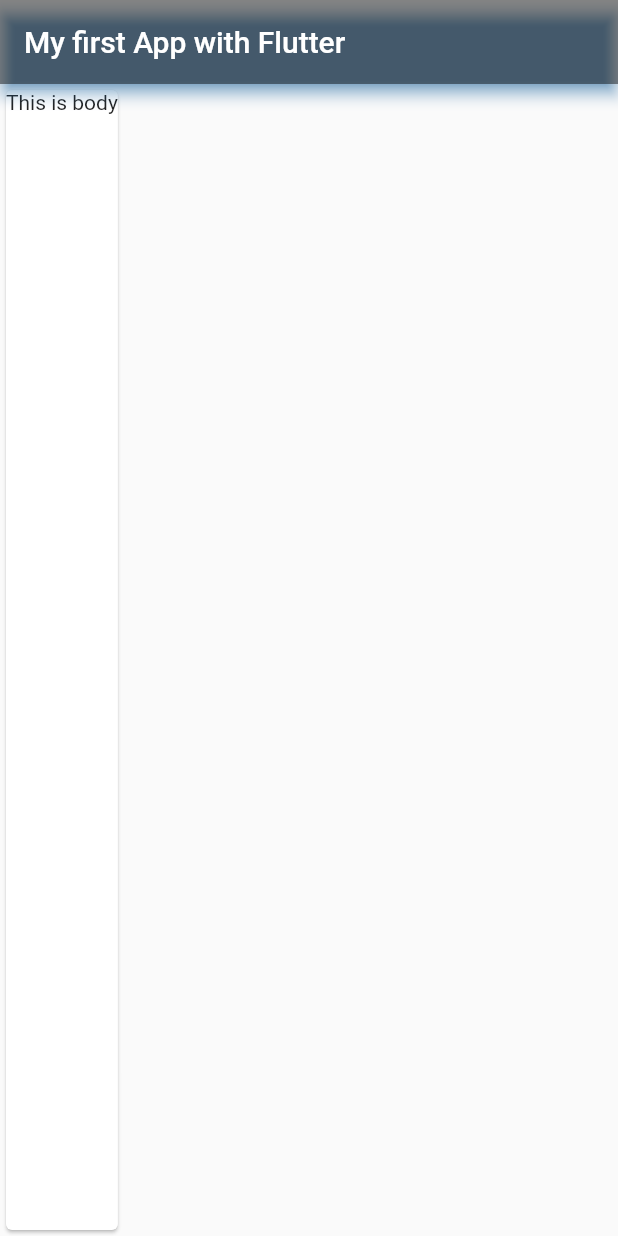
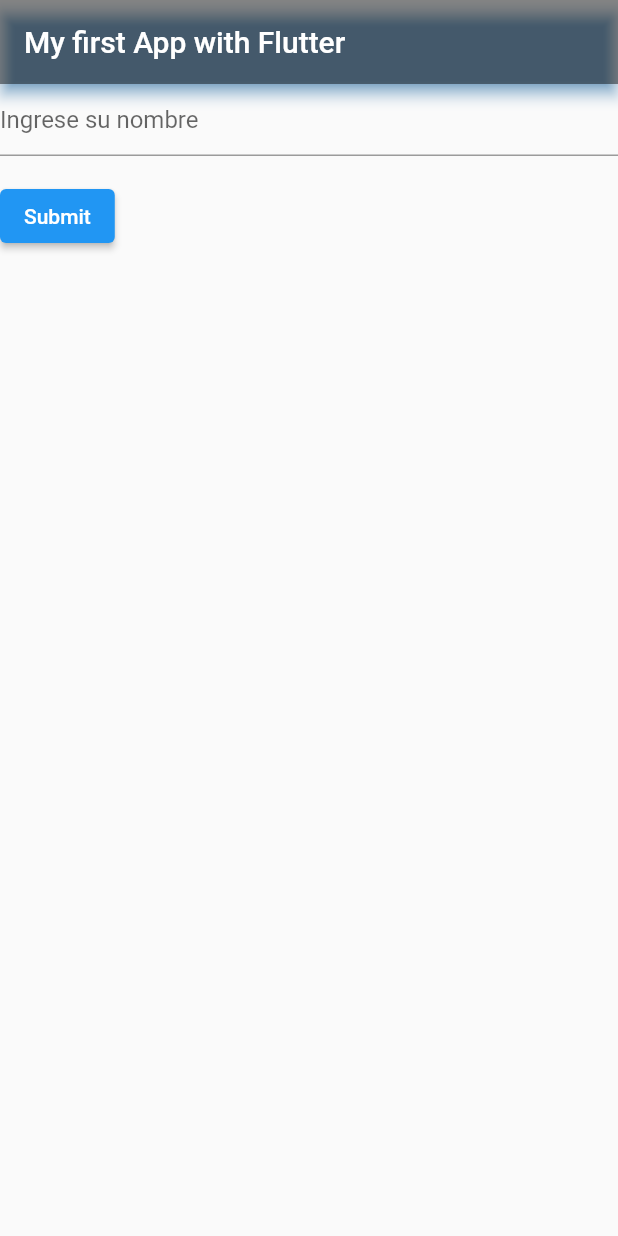
Before and after one commit to Jeffrey-7101/IHC-LAB-GRUPO, a Flutter app: the screen it shows after launch, on a phone screen of 412 x 824 dp. Run offline on Flutter 3.47's test engine with Material 2 defaults, Android fonts, the phone set to English and light mode, and no system bars.

```diff
--- a/lib/main.dart
+++ b/lib/main.dart
@@ -13,12 +13,46 @@ class MyApp extends StatelessWidget {
           backgroundColor: Colors.black45,
           shadowColor: Colors.blue,
         ),
-        body: Card(
-          child: Column(
-            children: <Widget>[Text('This is body')],
-          ),
-        ),
+        body: MyStatefulWidget(),
       ),
     );
   }
 }
+
+class MyStatefulWidget extends StatefulWidget {
+  MyStatefulWidget({Key key}) : super(key: key);
+
+  _MyStatefulWidgetState createState() => _MyStatefulWidgetState();
+}
+
+class _MyStatefulWidgetState extends State<MyStatefulWidget> {
+  final _formKey = GlobalKey<FormState>();
+  Widget build(BuildContext context) {
+    return Form(
+        child: Column(
+      crossAxisAlignment: CrossAxisAlignment.start,
+      children: <Widget>[
+        TextFormField(
+          decoration: const InputDecoration(
+            hintText: 'Ingrese su nombre',
+          ),
+          validator: (value) {
+            if (value.isEmpty) {
+              return 'Por favor ingrese su nombre';
+            }
+            return null;
+          },
+        ),
+        Padding(
+          padding: const EdgeInsets.symmetric(vertical: 16.0),
+          child: ElevatedButton(
+            onPressed: () {
+              if (_formKey.currentState.validate()) {}
+            },
+            child: Text('Submit'),
+          ),
+        ),
+      ],
+    ));
+  }
+}
```
